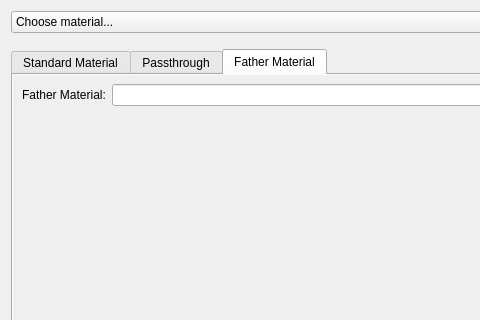
Before: the Qt Designer form ui/RenderMaterial.ui in FreeCAD/FreeCAD-render, drawn with Qt 5; both pictures show x 0 to 480 and y 0 to 320 of the 739 by 638 pixel window.
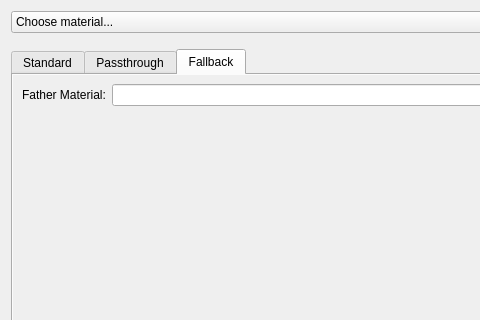
After: the same form once the commit is applied. The open tabs and pages were chosen to show the change.

Commit message: Materials: tweak labels/texts in UI

Patch:
```diff
--- a/ui/RenderMaterial.ui
+++ b/ui/RenderMaterial.ui
@@ -86,7 +86,7 @@
        <bool>true</bool>
       </property>
       <attribute name="title">
-       <string>Standard Material</string>
+       <string>Standard</string>
       </attribute>
       <layout class="QFormLayout" name="FieldsLayout">
        <property name="sizeConstraint">
@@ -132,7 +132,7 @@
        <bool>true</bool>
       </property>
       <attribute name="title">
-       <string>Father Material</string>
+       <string>Fallback</string>
       </attribute>
       <layout class="QFormLayout" name="FatherLayout">
        <item row="0" column="0">
```
Left out of the diff: 10 changed lines with no effect on the pictures.
